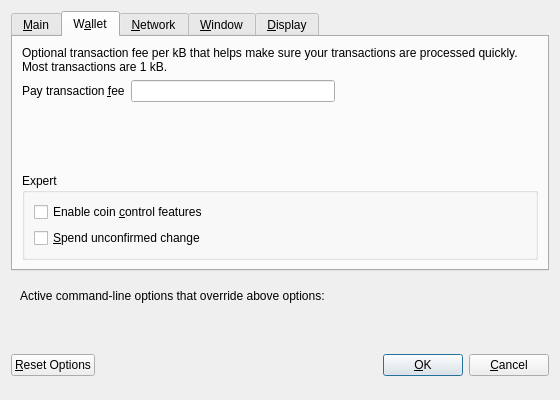
Old version of the form src/qt/forms/optionsdialog.ui in the repository lycancoin/lycancoin-release.
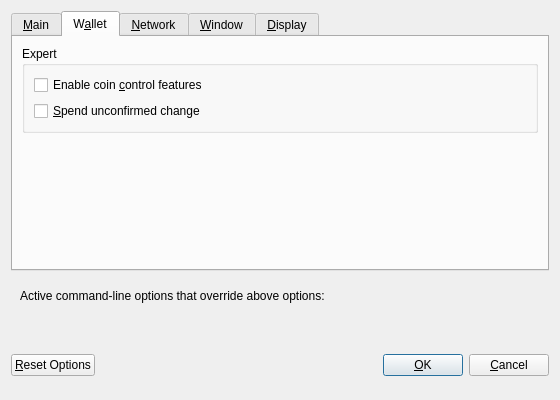
New version of the form. The open tabs and pages were chosen to show the change. Custom widgets are drawn as their Qt base class.

```diff
--- a/src/qt/forms/optionsdialog.ui
+++ b/src/qt/forms/optionsdialog.ui
@@ -30,10 +30,10 @@
        <item>
         <widget class="QCheckBox" name="bitcoinAtStartup">
          <property name="toolTip">
-          <string>Automatically start Lycancoin after logging in to the system.</string>
+          <string>Automatically start Lycancoin Core after logging in to the system.</string>
          </property>
          <property name="text">
-          <string>&amp;Start Lycancoin on system login</string>
+          <string>&amp;Start Lycancoin Core on system login</string>
          </property>
         </widget>
        </item>
@@ -137,65 +137,6 @@
        <string>W&amp;allet</string>
       </attribute>
       <layout class="QVBoxLayout" name="verticalLayout_Wallet">
-       <item>
-        <widget class="QLabel" name="transactionFeeInfoLabel">
-         <property name="text">
-          <string>Optional transaction fee per kB that helps make sure your transactions are processed quickly. Most transactions are 1 kB.</string>
-         </property>
-         <property name="textFormat">
-          <enum>Qt::PlainText</enum>
-         </property>
-         <property name="wordWrap">
-          <bool>true</bool>
-         </property>
-        </widget>
-       </item>
-       <item>
-        <layout class="QHBoxLayout" name="horizontalLayout_1_Wallet">
-         <item>
-          <widget class="QLabel" name="transactionFeeLabel">
-           <property name="text">
-            <string>Pay transaction &amp;fee</string>
-           </property>
-           <property name="textFormat">
-            <enum>Qt::PlainText</enum>
-           </property>
-           <property name="buddy">
-            <cstring>transactionFee</cstring>
-           </property>
-          </widget>
-         </item>
-         <item>
-          <widget class="BitcoinAmountField" name="transactionFee"/>
-         </item>
-         <item>
-          <spacer name="horizontalSpacer_1_Wallet">
-           <property name="orientation">
-            <enum>Qt::Horizontal</enum>
-           </property>
-           <property name="sizeHint" stdset="0">
-            <size>
-             <width>40</width>
-             <height>20</height>
-            </size>
-           </property>
-          </spacer>
-         </item>
-        </layout>
-       </item>
-       <item>
-        <spacer name="verticalSpacer_Wallet">
-         <property name="orientation">
-          <enum>Qt::Vertical</enum>
-         </property>
-         <property name="sizeHint" stdset="0">
-          <size>
-           <width>20</width>
-           <height>40</height>
-          </size>
-         </property>
-        </spacer>
-       </item>
        <item>
         <widget class="QGroupBox" name="groupBox">
          <property name="title">
@@ -225,6 +166,19 @@
          </layout>
         </widget>
        </item>
+       <item>
+        <spacer name="verticalSpacer_Wallet">
+         <property name="orientation">
+          <enum>Qt::Vertical</enum>
+         </property>
+         <property name="sizeHint" stdset="0">
+          <size>
+           <width>20</width>
+           <height>40</height>
+          </size>
+         </property>
+        </spacer>
+       </item>
       </layout>
      </widget>
      <widget class="QWidget" name="tabNetwork">
@@ -255,10 +209,10 @@
        <item>
         <widget class="QCheckBox" name="connectSocks">
          <property name="toolTip">
-          <string>Connect to the Lycancoin network through a SOCKS proxy.</string>
+          <string>Connect to the Lycancoin network through a SOCKS5 proxy.</string>
          </property>
          <property name="text">
-          <string>&amp;Connect through SOCKS proxy (default proxy):</string>
+          <string>&amp;Connect through SOCKS5 proxy (default proxy):</string>
          </property>
         </widget>
        </item>
@@ -421,7 +375,7 @@
          <item>
           <widget class="QValueComboBox" name="lang">
            <property name="toolTip">
-            <string>The user interface language can be set here. This setting will take effect after restarting Lycancoin.</string>
+            <string>The user interface language can be set here. This setting will take effect after restarting Lycancoin Core.</string>
            </property>
           </widget>
          </item>
@@ -632,12 +586,6 @@
   </layout>
  </widget>
  <customwidgets>
-  <customwidget>
-   <class>BitcoinAmountField</class>
-   <extends>QLineEdit</extends>
-   <header>bitcoinamountfield.h</header>
-   <container>1</container>
-  </customwidget>
   <customwidget>
    <class>QValidatedLineEdit</class>
    <extends>QLineEdit</extends>
```
